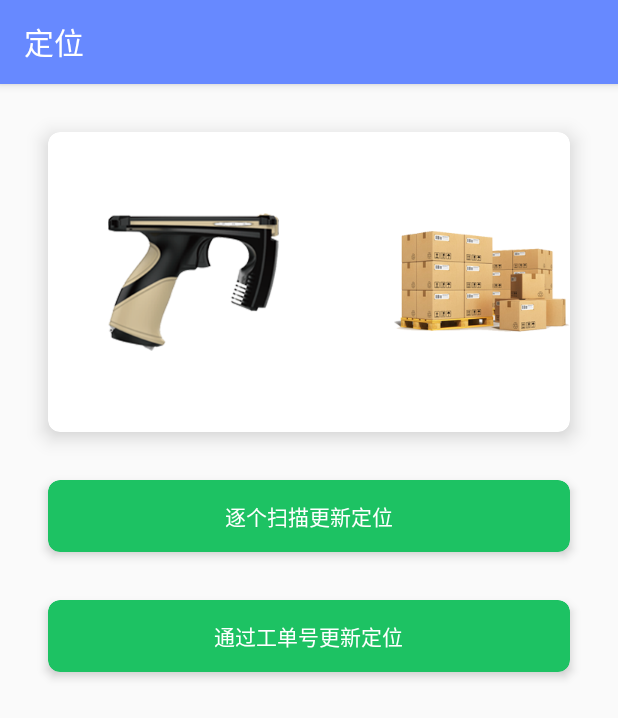
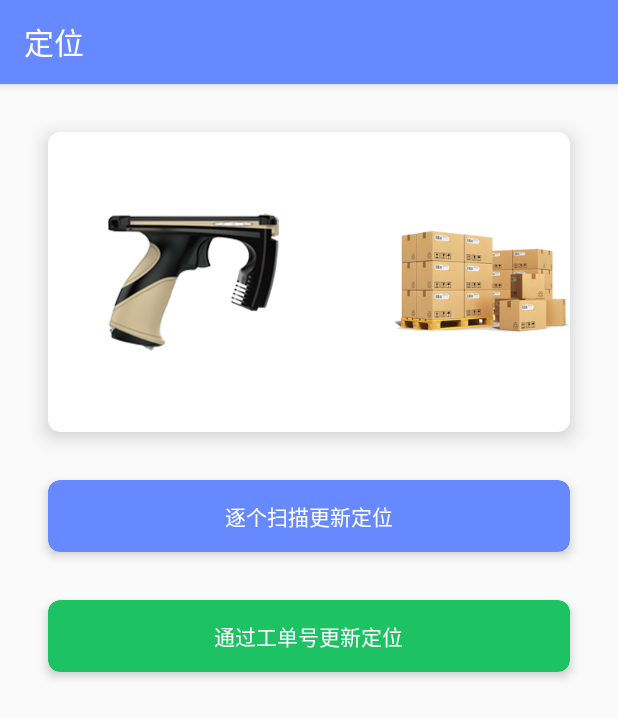
Before and after one commit to yhmatg/-Gemalto, an Android app: the LocationScanActivity screen opened directly, with no data from a screen before it, on a phone screen of 412 x 824 dp. Shown: the top 718 px of the screen. Run offline under Robolectric (Android 15) with nearby library versions, the phone set to English and light mode, and no system bars; our stand-ins replace RxJava; libraries missing offline, so code that uses them is left out: com.kaopiz.kprogresshud; 1 statement that could not run was skipped.

Commit message:
modify some ui

```diff
--- a/app/src/main/res/layout/activity_location_scan.xml
+++ b/app/src/main/res/layout/activity_location_scan.xml
@@ -92,7 +92,7 @@
         android:layout_width="0dp"
         android:layout_height="48dp"
         android:layout_margin="32dp"
-        app:cardBackgroundColor="#1dc263"
+        app:cardBackgroundColor="#6789ff"
         app:cardCornerRadius="8dp"
         app:cardElevation="4dp"
         app:layout_constraintEnd_toEndOf="parent"
--- a/app/src/main/res/layout/activity_package_scan.xml
+++ b/app/src/main/res/layout/activity_package_scan.xml
@@ -103,7 +103,7 @@
         android:layout_width="0dp"
         android:layout_height="48dp"
         android:layout_margin="32dp"
-        app:cardBackgroundColor="#1dc263"
+        app:cardBackgroundColor="#6789ff"
         app:cardCornerRadius="8dp"
         app:cardElevation="4dp"
         app:layout_constraintEnd_toEndOf="parent"
--- a/app/src/main/res/values/strings.xml
+++ b/app/src/main/res/values/strings.xml
@@ -68,7 +68,7 @@
     <string name="get_work_num_success">获取工单成功</string>
     <string name="update_loc_by_worknumber">通过工单号更新定位</string>
     <string name="update_loc_by_scan">逐个扫描更新定位</string>
-    <string name="submit_by_worknum">获取工单提交</string>
+    <string name="submit_by_worknum">提交</string>
     <string name="transfer_by_worknum">转移</string>
     <string name="esl_number_sacn">扫描标签数:</string>
     <string name="clear_worknum_info">清空工单信息</string>
```
